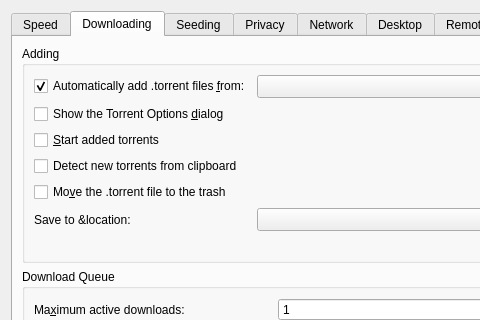
retransmission/retransmission, file qt/PrefsDialog.ui: the form before one commit; both pictures show x 0 to 480 and y 0 to 320 of the 601 by 657 pixel window.
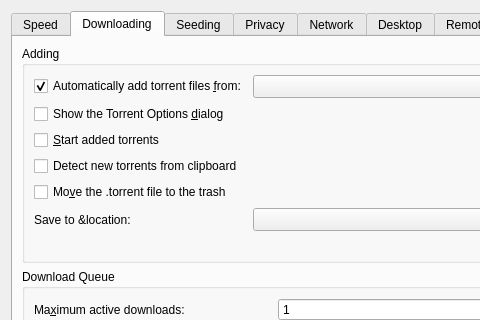
The form after the commit. The open tabs and pages were chosen to show the change. Icons and pictures are not drawn. Custom widgets are drawn as their Qt base class.

```diff
--- a/qt/PrefsDialog.ui
+++ b/qt/PrefsDialog.ui
@@ -232,7 +232,7 @@
           <item row="0" column="0">
            <widget class="QCheckBox" name="watchDirCheck">
             <property name="text">
-             <string>Automatically add .torrent files &amp;from:</string>
+             <string>Automatically add torrent files &amp;from:</string>
             </property>
             <property name="checked">
              <bool>true</bool>
```
Left out of the diff: 2 changed lines with no effect on the pictures.
